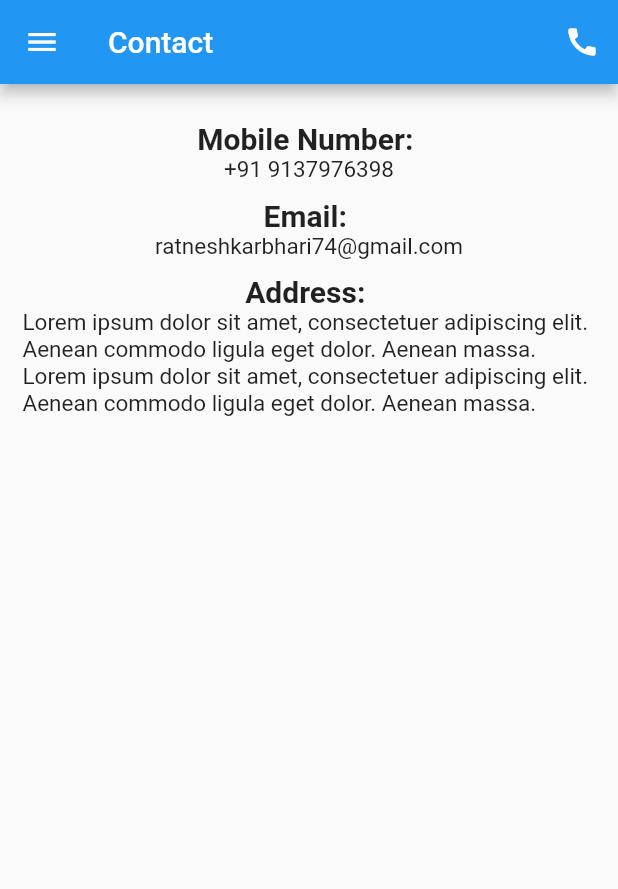
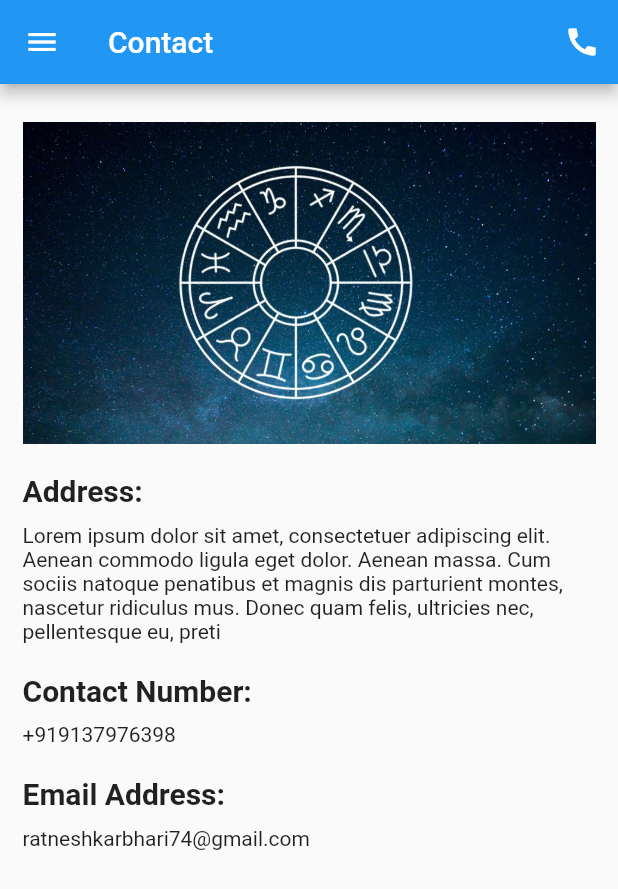
Before and after one commit to ratneshkarbhari18/astroAppFinal, a Flutter app: the screen it shows after launch, in the side drawer, after a tap on "Contact", on a phone screen of 412 x 824 dp. Shown: the top 889 px of the screen. Run offline on Flutter 3.47's test engine with Material 2 defaults, Android fonts, the phone set to English and light mode, and no system bars; our stand-ins replace carousel_slider, shared_preferences; network calls fail.

Commit message:
contact and about page finally done

```diff
--- a/lib/screens/Contact.dart
+++ b/lib/screens/Contact.dart
@@ -56,22 +56,30 @@ class _ContactPageState extends State<ContactPage> {
 
   @override
   Widget build(BuildContext context) {
-    return SingleChildScrollView(
-      child: Padding(
-          padding: const EdgeInsets.all(15.0),
-          child: Column(
-          children: [
-            SizedBox(height: 10.0),
-            Text("Mobile Number: ",style: TextStyle(fontSize: 20.0,fontWeight: FontWeight.bold)),
-            Text("+91 9137976398",style: TextStyle(fontSize: 15.0)),
-            SizedBox(height: 10.0),
-            Text("Email: ",style: TextStyle(fontSize: 20.0,fontWeight: FontWeight.bold)),
-            Text("ratneshkarbhari74@gmail.com",style: TextStyle(fontSize: 15.0)),
-            SizedBox(height: 10.0),
-            Text("Address: ",style: TextStyle(fontSize: 20.0,fontWeight: FontWeight.bold)),
-            Text("Lorem ipsum dolor sit amet, consectetuer adipiscing elit. Aenean commodo ligula eget dolor. Aenean massa.",style: TextStyle(fontSize: 15.0)),
-            Text("Lorem ipsum dolor sit amet, consectetuer adipiscing elit. Aenean commodo ligula eget dolor. Aenean massa.",style: TextStyle(fontSize: 15.0)),
-          ],
+    return SafeArea(
+        child: SingleChildScrollView(
+        child: Padding(
+            padding: const EdgeInsets.all(15.0),
+            child: ListView(
+            physics: ScrollPhysics(),
+            shrinkWrap: true,
+            children: [
+              SizedBox(height: 10.0),
+              Image.asset("assets/images/logo.jpg"),
+              SizedBox(height: 20),
+              Text("Address: ",style: TextStyle(fontSize: 20,fontWeight: FontWeight.bold)),
+              SizedBox(height: 10),
+              Text("Lorem ipsum dolor sit amet, consectetuer adipiscing elit. Aenean commodo ligula eget dolor. Aenean massa. Cum sociis natoque penatibus et magnis dis parturient montes, nascetur ridiculus mus. Donec quam felis, ultricies nec, pellentesque eu, preti"),
+              SizedBox(height: 20),
+              Text("Contact Number: ",style: TextStyle(fontSize: 20,fontWeight: FontWeight.bold)),
+              SizedBox(height: 10),
+              Text("+919137976398"),
+              SizedBox(height: 20),
+              Text("Email Address: ",style: TextStyle(fontSize: 20,fontWeight: FontWeight.bold)),
+              SizedBox(height: 10),
+              Text("ratneshkarbhari74@gmail.com"),
+            ],
+          ),
         ),
       ),
     );
```
